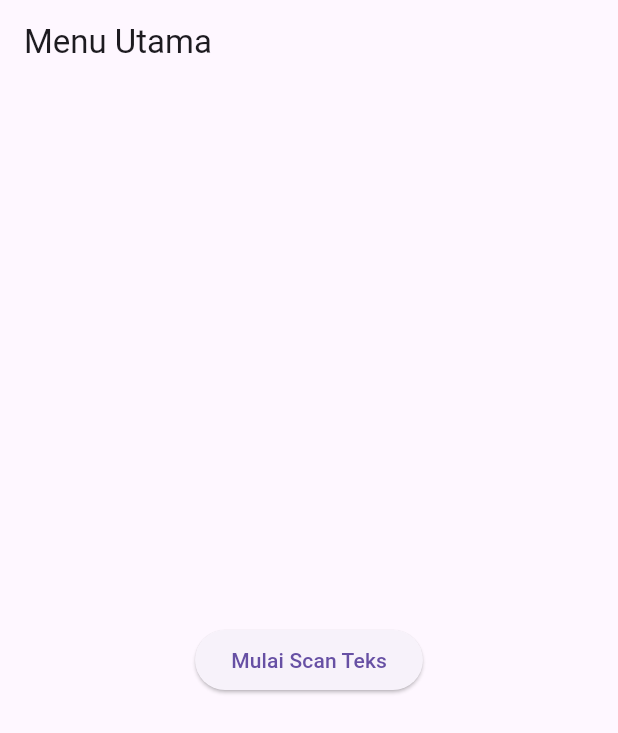
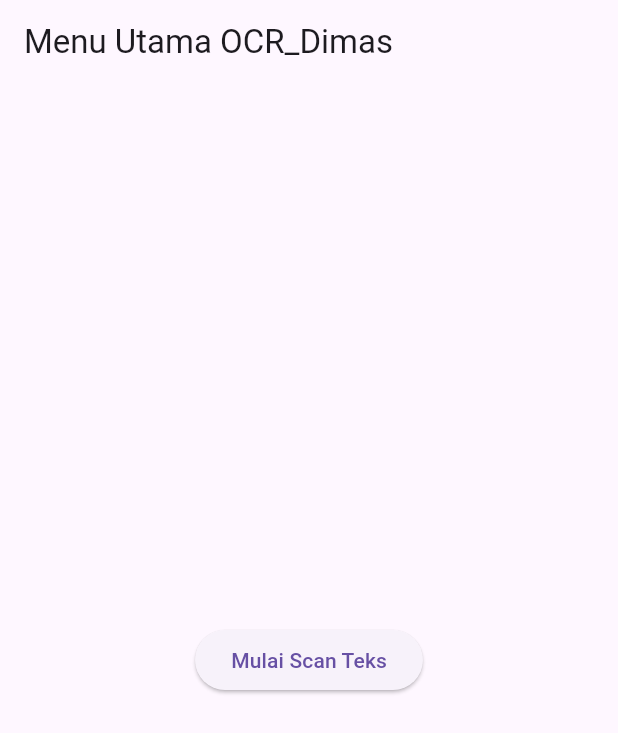
Before and after one commit to stewistzz/flutter_ocr_sederhana, a Flutter app: the screen it shows after launch, on a phone screen of 412 x 824 dp. Shown: the top 733 px of the screen. Run offline on Flutter 3.47's test engine with Material 3 defaults, Android fonts, the light colour scheme and no system bars; our stand-ins replace camera; missing offline and left inert: google_mlkit_text_recognition.

Commit message:
UTS: Basis awal proyek OCR Sederhana

```diff
--- a/lib/screens/home_screen.dart
+++ b/lib/screens/home_screen.dart
@@ -8,7 +8,7 @@ class HomeScreen extends StatelessWidget {
   @override
   Widget build(BuildContext context) {
     return Scaffold(
-      appBar: AppBar(title: const Text('Menu Utama')),
+      appBar: AppBar(title: const Text('Menu Utama OCR_Dimas')),
       body: Center(
         child: ElevatedButton(
           onPressed: () {
```
